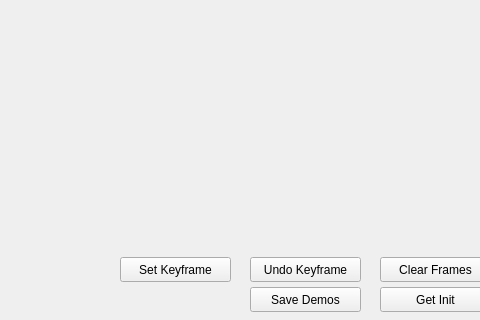
Before: the Qt Designer form srp_md/src/srp_md/ui/pyqt_format_vid.ui in fnivek/srp_md, drawn with Qt 5; both pictures show x 170 to 650 and y 463 to 783 of the 931 by 783 pixel window.
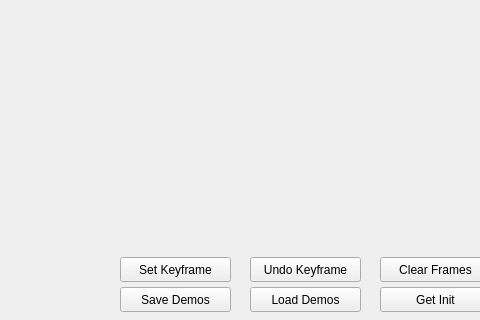
After: the same form once the commit is applied.

Commit message: UI: Implement loading demos in keyframe style

Diff of the .ui file:
```diff
--- a/srp_md/src/srp_md/ui/pyqt_format_vid.ui
+++ b/srp_md/src/srp_md/ui/pyqt_format_vid.ui
@@ -42,7 +42,7 @@
   <widget class="QPushButton" name="save_demos">
    <property name="geometry">
     <rect>
-     <x>420</x>
+     <x>290</x>
      <y>750</y>
      <width>111</width>
      <height>25</height>
@@ -195,6 +195,19 @@
     <string>Undo Keyframe</string>
    </property>
   </widget>
+  <widget class="QPushButton" name="load_demos">
+   <property name="geometry">
+    <rect>
+     <x>420</x>
+     <y>750</y>
+     <width>111</width>
+     <height>25</height>
+    </rect>
+   </property>
+   <property name="text">
+    <string>Load Demos</string>
+   </property>
+  </widget>
  </widget>
  <resources/>
  <connections/>
```
The commit also changes 3 other files.
